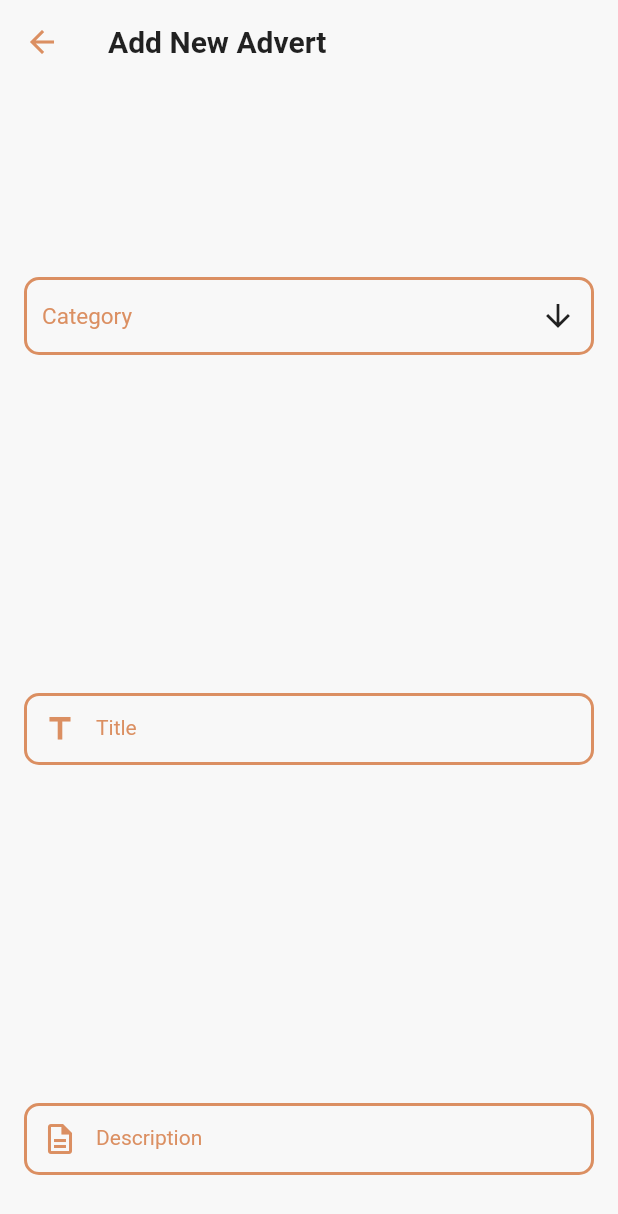
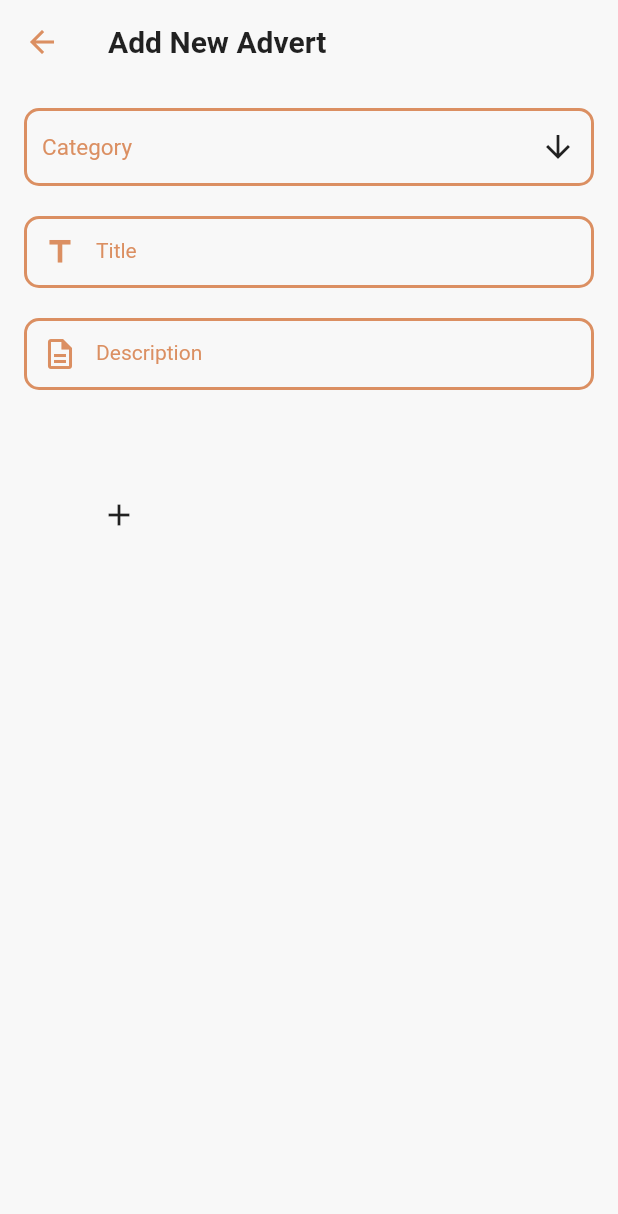
Before and after one commit to Deatsilence/ZeroHunger, a Flutter app: the AddAdvert screen opened by its route, on a phone screen of 412 x 824 dp. Shown: the top 1214 px of the screen. Run offline on Flutter 3.47's test engine with Material 2 defaults, Android fonts, the phone set to English and light mode, and no system bars; our stand-ins replace cloud_firestore, firebase_auth, firebase_core, flutter_mobx, image_picker, lottie and 2 more; accounts and stored records are empty; generated files the repository leaves out were written again; statements that could not run were skipped.

Commit message:
add advert screen is making

```diff
--- a/lib/features/constant/texts/text_manager.dart
+++ b/lib/features/constant/texts/text_manager.dart
@@ -45,4 +45,5 @@ class ProjectTextUtility {
   static const String textCategory = "Category";
   static const String textTitle = "Title";
   static const String textDescription = "Description";
+  static const String textAddNewAdvert = "Add New Advert";
 }
--- a/lib/features/init/theme/utility/margin_manager.dart
+++ b/lib/features/init/theme/utility/margin_manager.dart
@@ -5,4 +5,5 @@ class ProjectMarginUtility {
   final EdgeInsets normalVerticalMargin = const EdgeInsets.symmetric(vertical: 10);
   final EdgeInsets normalHorizontalAndVerticalMargin = const EdgeInsets.symmetric(horizontal: 16, vertical: 16);
   final EdgeInsets normalAllMargin = const EdgeInsets.all(10);
+  final EdgeInsets advertImagesAllMargin = const EdgeInsets.all(3);
 }
--- a/lib/features/screens/add_advert.dart
+++ b/lib/features/screens/add_advert.dart
@@ -1,9 +1,12 @@
 import 'package:flutter/material.dart';
+import 'package:flutter_mobx/flutter_mobx.dart';
 import 'package:zero_hunger/features/constant/texts/text_manager.dart';
 import 'package:zero_hunger/features/init/theme/utility/color_manager.dart';
 import 'package:zero_hunger/features/init/theme/utility/font_manager.dart';
+import 'package:zero_hunger/features/init/theme/utility/margin_manager.dart';
 import 'package:zero_hunger/features/init/theme/utility/padding_manager.dart';
 import 'package:zero_hunger/features/init/theme/utility/theme_manager.dart';
+import 'package:zero_hunger/features/viewModel/advert_view_model.dart';
 import 'package:zero_hunger/features/widgets/dropDown/custom_dropdown.dart';
 import 'package:zero_hunger/features/widgets/textFormField/custom_text_form_field.dart';
 
@@ -15,6 +18,8 @@ class AddAdvert extends StatefulWidget {
 }
 
 class _AddAdvertState extends State<AddAdvert> {
+  AdvertViewModel avm = AdvertViewModel();
+
   final TextEditingController _titleController = TextEditingController();
   final TextEditingController _descriptionController = TextEditingController();
   final formGlobalKey = GlobalKey<FormState>();
@@ -23,6 +28,7 @@ class _AddAdvertState extends State<AddAdvert> {
   void dispose() {
     super.dispose();
     _titleController.dispose();
+    _descriptionController.dispose();
   }
 
   @override
@@ -32,7 +38,7 @@ class _AddAdvertState extends State<AddAdvert> {
       backgroundColor: ProjectColorsUtility.projectBackgroundWhite,
       appBar: AppBar(
         title: Text(
-          "Add New Advert",
+          ProjectTextUtility.textAddNewAdvert,
           style: TextThemeUtility()
               .textThemeLogin(context: context, fontSize: ProjectFontSizeUtility.normal, fontWeight: FontWeight.bold),
         ),
@@ -50,9 +56,9 @@ class _AddAdvertState extends State<AddAdvert> {
               child: Form(
                 key: formGlobalKey,
                 child: Column(
-                  mainAxisAlignment: MainAxisAlignment.spaceAround,
                   children: [
                     const CustomDropwdown(),
+                    const SizedBox(height: 20),
                     CustomTextFormField(
                       context: context,
                       text: ProjectTextUtility.textTitle,
@@ -62,6 +68,7 @@ class _AddAdvertState extends State<AddAdvert> {
                       isPasswordType: false,
                       textinputType: TextInputType.text,
                     ),
+                    const SizedBox(height: 20),
                     CustomTextFormField(
                       context: context,
                       text: ProjectTextUtility.textDescription,
@@ -73,6 +80,40 @@ class _AddAdvertState extends State<AddAdvert> {
                       textInputAction: TextInputAction.newline,
                       maxLine: null,
                     ),
+                    const SizedBox(height: 20),
+                    Observer(
+                      builder: (_) {
+                        return Expanded(
+                          child: GridView.builder(
+                            gridDelegate: const SliverGridDelegateWithFixedCrossAxisCount(
+                              crossAxisCount: 3,
+                            ),
+                            itemCount: avm.images.length + 1,
+                            itemBuilder: (BuildContext context, int index) {
+                              return index == 0
+                                  ? Center(
+                                      child: IconButton(
+                                        onPressed: () => setState(() {
+                                          avm.chooseImage();
+                                        }),
+                                        icon: const Icon(Icons.add_outlined),
+                                      ),
+                                    )
+                                  : Container(
+                                      margin: ProjectMarginUtility().advertImagesAllMargin,
+                                      decoration: BoxDecoration(
+                                        image: DecorationImage(
+                                          image: FileImage(
+                                            avm.images[index - 1],
+                                          ),
+                                        ),
+                                      ),
+                                    );
+                            },
+                          ),
+                        );
+                      },
+                    ),
                   ],
                 ),
               ),
--- a/pubspec.yaml
+++ b/pubspec.yaml
@@ -49,6 +49,11 @@ dependencies:
   firebase_auth: ^4.2.9
   firebase_core: ^2.7.0
   cloud_firestore: ^4.4.4
+  firebase_storage: ^11.0.16
+
+  # Image Picker
+  image_picker: ^0.8.7
+  transparent_image: ^2.0.1
 
   # Lottie
   lottie: ^2.2.0
```
Also changed, not shown: lib/features/viewModel/advert_view_model.dart (+33 -1 lines), lib/features/viewModel/advert_view_model.g.dart, pubspec.lock, 1 other file.
